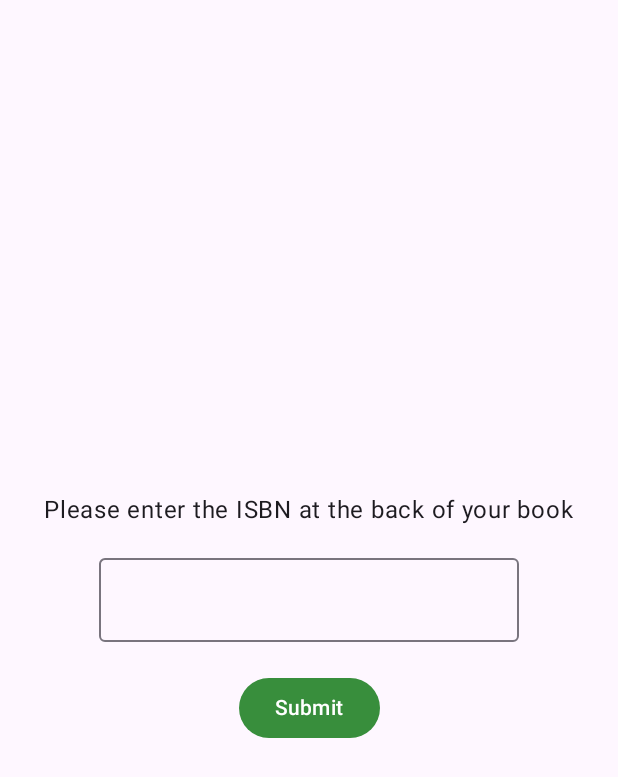
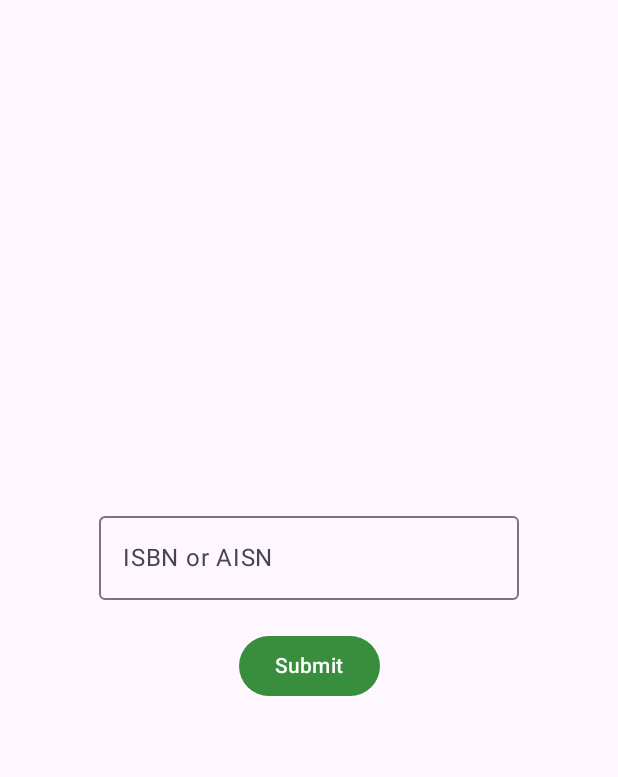
Before and after one commit to bogdans41472/questionnaireapp-emotionsatwork, an Android app built with Jetpack Compose: the screen it shows after launch (MainActivity), after a tap on "Book Edition", on a phone screen of 412 x 824 dp. Shown: the top 777 px of the screen. Run offline under Robolectric (Android 15) with nearby library versions, the phone set to English and light mode, and no system bars; our stand-ins replace Room's generated code.

Commit message:
Update some UI

```diff
--- a/app/src/main/java/com/emotionsatwork/questionnaireapp/ui/composables/ISBNCheck.kt
+++ b/app/src/main/java/com/emotionsatwork/questionnaireapp/ui/composables/ISBNCheck.kt
@@ -35,12 +35,9 @@ fun ISBNCheck(
             var text by remember { mutableStateOf("") }
             var openAlertDialog by remember { mutableStateOf(false) }
 
-            Text(
-                modifier = Modifier
-                    .padding(20.dp),
-                text = "Please enter the ISBN at the back of your book"
-            )
-            OutlinedTextField(value = text, onValueChange = { text = it })
+            OutlinedTextField(value = text, onValueChange = { text = it }, label = {
+                Text("ISBN or AISN")
+            })
 
             Button(modifier = Modifier.padding(20.dp),
                 onClick = {
@@ -103,7 +100,9 @@ fun MyAlertDialog(
 
 fun checkForISBNValidity(text: String): Boolean {
     return text == "978-3-033-10189-0"
+            || text == "9783033101890"
             || text == "978-3-033-10189-3"
+            || text == "9783033101893"
             || text == "B0D48MGJN5"
 }
 
@@ -111,7 +110,5 @@ fun checkForISBNValidity(text: String): Boolean {
 @Composable
 @Preview
 fun ISBNCheckpreview() {
-    ISBNCheck {
-
-    }
+    ISBNCheck {}
 }
--- a/app/src/main/java/com/emotionsatwork/questionnaireapp/ui/composables/Onboarding.kt
+++ b/app/src/main/java/com/emotionsatwork/questionnaireapp/ui/composables/Onboarding.kt
@@ -3,6 +3,7 @@ package com.emotionsatwork.questionnaireapp.ui.composables
 import androidx.compose.foundation.Image
 import androidx.compose.foundation.background
 import androidx.compose.foundation.layout.Column
+import androidx.compose.foundation.layout.fillMaxHeight
 import androidx.compose.foundation.layout.fillMaxSize
 import androidx.compose.foundation.layout.fillMaxWidth
 import androidx.compose.foundation.layout.padding
@@ -24,6 +25,7 @@ import androidx.compose.ui.res.painterResource
 import androidx.compose.ui.res.stringResource
 import androidx.compose.ui.text.TextStyle
 import androidx.compose.ui.text.style.TextAlign
+import androidx.compose.ui.tooling.preview.Preview
 import androidx.compose.ui.unit.dp
 import androidx.compose.ui.unit.sp
 import com.emotionsatwork.questionnaireapp.R
@@ -40,7 +42,7 @@ fun Onboarding(
     ) {
         Column(
             modifier = Modifier
-                .padding(top = 10.dp)
+                .fillMaxHeight()
                 .background(Color(0xFFF3F3F3))
                 .verticalScroll(rememberScrollState()),
             horizontalAlignment = Alignment.CenterHorizontally,
@@ -51,7 +53,7 @@ fun Onboarding(
                 contentDescription = "Logo",
                 modifier = Modifier
                     .size(300.dp, 450.dp)
-                    .padding(horizontal = 10.dp),
+                    .padding(horizontal = 10.dp, vertical = 10.dp),
                 alignment = Alignment.TopCenter
             )
             Column {
@@ -67,17 +69,44 @@ fun Onboarding(
             }
             Button(
                 onClick = {
-                    chosenEdition.invoke(Edition.SEMINAR)
+                    chosenEdition.invoke(Edition.BOOK)
                 },
-                elevation = ButtonDefaults.buttonElevation(5.dp)
+                elevation = ButtonDefaults.buttonElevation(5.dp),
             ) {
                 val textColor = Color.Unspecified.takeOrElse {
                     LocalTextStyle.current.color.takeOrElse {
                         LocalContentColor.current
                     }
                 }
-                // NOTE(text-perf-review): It might be worthwhile writing a bespoke merge implementation that
-                // will avoid reallocating if all of the options here are the defaults
+
+                val mergedStyle = LocalTextStyle.current.merge(
+                    TextStyle(
+                        color = textColor
+                    )
+                )
+                Text(
+                    text = "Book Edition",
+                    modifier = Modifier.padding(16.dp),
+                    color = Color.White,
+                    style = mergedStyle,
+                    fontSize = 16.sp,
+                    onTextLayout = {},
+                )
+            }
+
+            Button(
+                onClick = {
+                    chosenEdition.invoke(Edition.SEMINAR)
+                },
+                elevation = ButtonDefaults.buttonElevation(5.dp),
+                modifier = Modifier.padding(top = 16.dp)
+            ) {
+                val textColor = Color.Unspecified.takeOrElse {
+                    LocalTextStyle.current.color.takeOrElse {
+                        LocalContentColor.current
+                    }
+                }
+
                 val mergedStyle = LocalTextStyle.current.merge(
                     TextStyle(
                         color = textColor
@@ -92,34 +121,12 @@ fun Onboarding(
                     onTextLayout = {},
                 )
             }
-            Button(
-                onClick = {
-                    chosenEdition.invoke(Edition.BOOK)
-                },
-                elevation = ButtonDefaults.buttonElevation(5.dp),
-                modifier = Modifier.padding(top = 16.dp)
-            ) {
-                val textColor = Color.Unspecified.takeOrElse {
-                    LocalTextStyle.current.color.takeOrElse {
-                        LocalContentColor.current
-                    }
-                }
-                // NOTE(text-perf-review): It might be worthwhile writing a bespoke merge implementation that
-                // will avoid reallocating if all of the options here are the defaults
-                val mergedStyle = LocalTextStyle.current.merge(
-                    TextStyle(
-                        color = textColor
-                    )
-                )
-                Text(
-                    text = "Book Edition",
-                    modifier = Modifier.padding(16.dp),
-                    color = Color.White,
-                    style = mergedStyle,
-                    fontSize = 16.sp,
-                    onTextLayout = {},
-                )
-            }
         }
     }
 }
+
+@Preview
+@Composable
+fun OnboardingPreview() {
+    Onboarding {}
+}
```
Also changed, not shown: app/src/main/java/com/emotionsatwork/questionnaireapp/ui/composables/Results.kt (+35 -33 lines).
